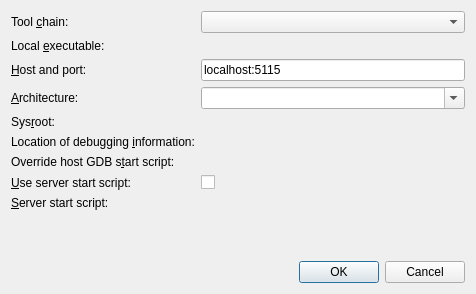
Above: src/plugins/debugger/startremotedialog.ui from qt-creator/qt-creator before the change. Below: the same form after it.
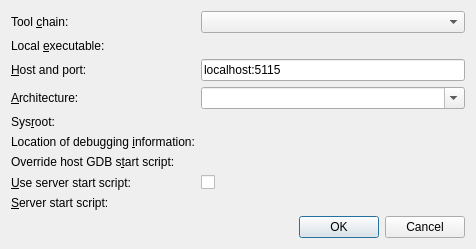
That is the form after the change. Custom widgets are drawn as their Qt base class.

Commit message: Debugger: Decrease remote debugging dialog height

What changed in the file:
```diff
--- a/src/plugins/debugger/startremotedialog.ui
+++ b/src/plugins/debugger/startremotedialog.ui
@@ -7,7 +7,7 @@
     <x>0</x>
     <y>0</y>
     <width>476</width>
-    <height>294</height>
+    <height>223</height>
    </rect>
   </property>
   <property name="windowTitle">
```
